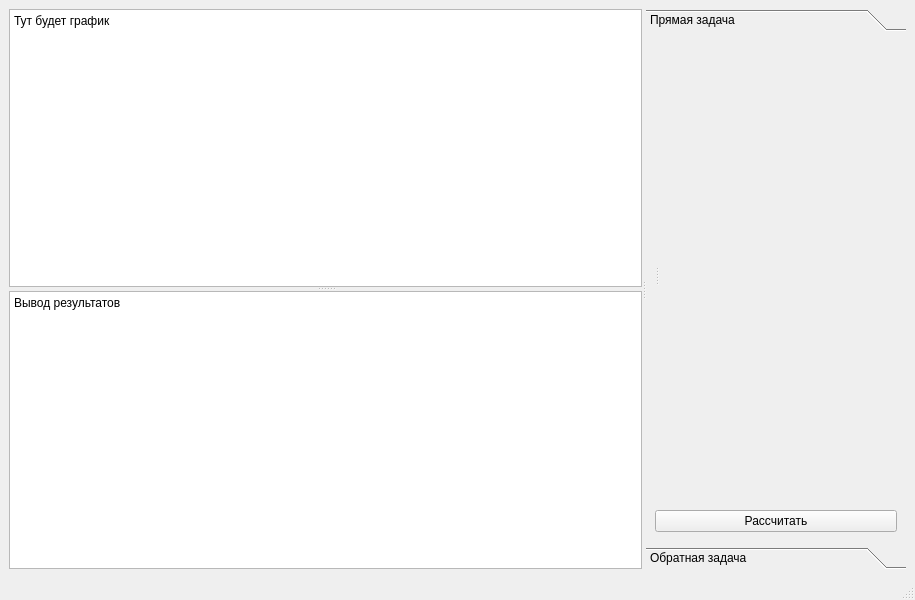
Before: the Qt Designer form gui/mainwindow.ui in St0rm-Petrel/Troposphere-refraction-2026, drawn with Qt 5.
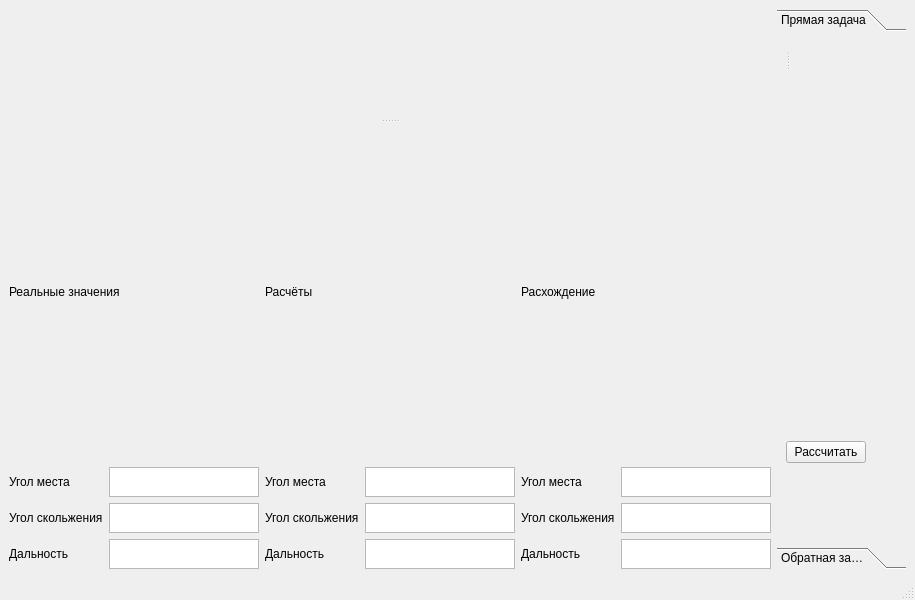
After: the same form once the commit is applied. The open tabs and pages were chosen to show the change. Custom widgets are drawn as their Qt base class.

Commit message: add graph and results

Diff of the .ui file:
```diff
--- a/gui/mainwindow.ui
+++ b/gui/mainwindow.ui
@@ -14,74 +14,328 @@
    <string>MainWindow</string>
   </property>
   <widget class="QWidget" name="centralwidget">
-   <layout class="QGridLayout" name="gridLayout_2">
+   <layout class="QGridLayout" name="gridLayout">
     <item row="0" column="0">
      <widget class="QSplitter" name="splitter_2">
       <property name="orientation">
-       <enum>Qt::Horizontal</enum>
-      </property>
-      <widget class="QSplitter" name="splitter_4">
-       <property name="orientation">
         <enum>Qt::Vertical</enum>
        </property>
-       <widget class="QTextBrowser" name="textBrowser">
+      <widget class="QCustomPlot" name="widget" native="true">
         <property name="sizePolicy">
-         <sizepolicy hsizetype="Expanding" vsizetype="Minimum">
+        <sizepolicy hsizetype="Preferred" vsizetype="Minimum">
           <horstretch>0</horstretch>
           <verstretch>0</verstretch>
          </sizepolicy>
         </property>
-        <property name="html">
-         <string>&lt;!DOCTYPE HTML PUBLIC &quot;-//W3C//DTD HTML 4.0//EN&quot; &quot;http://www.w3.org/TR/REC-html40/strict.dtd&quot;&gt;
-&lt;html&gt;&lt;head&gt;&lt;meta name=&quot;qrichtext&quot; content=&quot;1&quot; /&gt;&lt;meta charset=&quot;utf-8&quot; /&gt;&lt;style type=&quot;text/css&quot;&gt;
-p, li { white-space: pre-wrap; }
-hr { height: 1px; border-width: 0; }
-li.unchecked::marker { content: &quot;\2610&quot;; }
-li.checked::marker { content: &quot;\2612&quot;; }
-&lt;/style&gt;&lt;/head&gt;&lt;body style=&quot; font-family:'Sans Serif'; font-size:9pt; font-weight:400; font-style:normal;&quot;&gt;
-&lt;p style=&quot; margin-top:0px; margin-bottom:0px; margin-left:0px; margin-right:0px; -qt-block-indent:0; text-indent:0px;&quot;&gt;Тут будет график&lt;/p&gt;
-&lt;p style=&quot;-qt-paragraph-type:empty; margin-top:0px; margin-bottom:0px; margin-left:0px; margin-right:0px; -qt-block-indent:0; text-indent:0px;&quot;&gt;&lt;br /&gt;&lt;/p&gt;&lt;/body&gt;&lt;/html&gt;</string>
-        </property>
-       </widget>
-       <widget class="QTextBrowser" name="textBrowser_2">
+      </widget>
+      <widget class="QWidget" name="">
+       <layout class="QHBoxLayout" name="horizontalLayout_10">
+        <item>
+         <layout class="QVBoxLayout" name="verticalLayout_5">
+          <item>
+           <widget class="QLabel" name="label_7">
+            <property name="text">
+             <string>Реальные значения</string>
+            </property>
+           </widget>
+          </item>
+          <item>
+           <layout class="QHBoxLayout" name="horizontalLayout_7">
+            <item>
+             <widget class="QLabel" name="label_40">
+              <property name="text">
+               <string>Угол места</string>
+              </property>
+             </widget>
+            </item>
+            <item>
+             <widget class="QPlainTextEdit" name="plainTextEdit_7">
         <property name="sizePolicy">
-         <sizepolicy hsizetype="Expanding" vsizetype="Maximum">
+               <sizepolicy hsizetype="Maximum" vsizetype="Maximum">
           <horstretch>0</horstretch>
           <verstretch>0</verstretch>
          </sizepolicy>
         </property>
-        <property name="html">
-         <string>&lt;!DOCTYPE HTML PUBLIC &quot;-//W3C//DTD HTML 4.0//EN&quot; &quot;http://www.w3.org/TR/REC-html40/strict.dtd&quot;&gt;
-&lt;html&gt;&lt;head&gt;&lt;meta name=&quot;qrichtext&quot; content=&quot;1&quot; /&gt;&lt;meta charset=&quot;utf-8&quot; /&gt;&lt;style type=&quot;text/css&quot;&gt;
-p, li { white-space: pre-wrap; }
-hr { height: 1px; border-width: 0; }
-li.unchecked::marker { content: &quot;\2610&quot;; }
-li.checked::marker { content: &quot;\2612&quot;; }
-&lt;/style&gt;&lt;/head&gt;&lt;body style=&quot; font-family:'Sans Serif'; font-size:9pt; font-weight:400; font-style:normal;&quot;&gt;
-&lt;p style=&quot; margin-top:0px; margin-bottom:0px; margin-left:0px; margin-right:0px; -qt-block-indent:0; text-indent:0px;&quot;&gt;Вывод результатов&lt;/p&gt;
-&lt;p style=&quot;-qt-paragraph-type:empty; margin-top:0px; margin-bottom:0px; margin-left:0px; margin-right:0px; -qt-block-indent:0; text-indent:0px;&quot;&gt;&lt;br /&gt;&lt;/p&gt;&lt;/body&gt;&lt;/html&gt;</string>
-        </property>
-       </widget>
-      </widget>
+              <property name="maximumSize">
+               <size>
+                <width>150</width>
+                <height>30</height>
+               </size>
+              </property>
+             </widget>
+            </item>
+           </layout>
+          </item>
+          <item>
+           <layout class="QHBoxLayout" name="horizontalLayout_8">
+            <item>
+             <widget class="QLabel" name="label_41">
+              <property name="text">
+               <string>Угол скольжения</string>
+              </property>
+             </widget>
+            </item>
+            <item>
+             <widget class="QPlainTextEdit" name="plainTextEdit_8">
+              <property name="sizePolicy">
+               <sizepolicy hsizetype="Maximum" vsizetype="Maximum">
+                <horstretch>0</horstretch>
+                <verstretch>0</verstretch>
+               </sizepolicy>
+              </property>
+              <property name="maximumSize">
+               <size>
+                <width>150</width>
+                <height>30</height>
+               </size>
+              </property>
+             </widget>
+            </item>
+           </layout>
+          </item>
+          <item>
+           <layout class="QHBoxLayout" name="horizontalLayout_9">
+            <item>
+             <widget class="QLabel" name="label_42">
+              <property name="text">
+               <string>Дальность</string>
+              </property>
+             </widget>
+            </item>
+            <item>
+             <widget class="QPlainTextEdit" name="plainTextEdit_9">
+              <property name="sizePolicy">
+               <sizepolicy hsizetype="Maximum" vsizetype="Maximum">
+                <horstretch>0</horstretch>
+                <verstretch>0</verstretch>
+               </sizepolicy>
+              </property>
+              <property name="maximumSize">
+               <size>
+                <width>150</width>
+                <height>30</height>
+               </size>
+              </property>
+             </widget>
+            </item>
+           </layout>
+          </item>
+         </layout>
+        </item>
+        <item>
+         <layout class="QVBoxLayout" name="verticalLayout_4">
+          <item>
+           <widget class="QLabel" name="label_6">
+            <property name="text">
+             <string>Расчёты</string>
+            </property>
+           </widget>
+          </item>
+          <item>
+           <layout class="QHBoxLayout" name="horizontalLayout_4">
+            <item>
+             <widget class="QLabel" name="label_37">
+              <property name="text">
+               <string>Угол места</string>
+              </property>
+             </widget>
+            </item>
+            <item>
+             <widget class="QPlainTextEdit" name="plainTextEdit_4">
+              <property name="sizePolicy">
+               <sizepolicy hsizetype="Maximum" vsizetype="Maximum">
+                <horstretch>0</horstretch>
+                <verstretch>0</verstretch>
+               </sizepolicy>
+              </property>
+              <property name="maximumSize">
+               <size>
+                <width>150</width>
+                <height>30</height>
+               </size>
+              </property>
+             </widget>
+            </item>
+           </layout>
+          </item>
+          <item>
+           <layout class="QHBoxLayout" name="horizontalLayout_5">
+            <item>
+             <widget class="QLabel" name="label_38">
+              <property name="text">
+               <string>Угол скольжения</string>
+              </property>
+             </widget>
+            </item>
+            <item>
+             <widget class="QPlainTextEdit" name="plainTextEdit_5">
+              <property name="sizePolicy">
+               <sizepolicy hsizetype="Maximum" vsizetype="Maximum">
+                <horstretch>0</horstretch>
+                <verstretch>0</verstretch>
+               </sizepolicy>
+              </property>
+              <property name="maximumSize">
+               <size>
+                <width>150</width>
+                <height>30</height>
+               </size>
+              </property>
+             </widget>
+            </item>
+           </layout>
+          </item>
+          <item>
+           <layout class="QHBoxLayout" name="horizontalLayout_6">
+            <item>
+             <widget class="QLabel" name="label_39">
+              <property name="text">
+               <string>Дальность</string>
+              </property>
+             </widget>
+            </item>
+            <item>
+             <widget class="QPlainTextEdit" name="plainTextEdit_6">
+              <property name="sizePolicy">
+               <sizepolicy hsizetype="Maximum" vsizetype="Maximum">
+                <horstretch>0</horstretch>
+                <verstretch>0</verstretch>
+               </sizepolicy>
+              </property>
+              <property name="maximumSize">
+               <size>
+                <width>150</width>
+                <height>30</height>
+               </size>
+              </property>
+             </widget>
+            </item>
+           </layout>
+          </item>
+         </layout>
+        </item>
+        <item>
+         <layout class="QVBoxLayout" name="verticalLayout_3">
+          <item>
+           <widget class="QLabel" name="label_5">
+            <property name="text">
+             <string>Расхождение</string>
+            </property>
+           </widget>
+          </item>
+          <item>
+           <layout class="QHBoxLayout" name="horizontalLayout">
+            <item>
+             <widget class="QLabel" name="label_34">
+              <property name="text">
+               <string>Угол места</string>
+              </property>
+             </widget>
+            </item>
+            <item>
+             <widget class="QPlainTextEdit" name="plainTextEdit">
+              <property name="sizePolicy">
+               <sizepolicy hsizetype="Maximum" vsizetype="Maximum">
+                <horstretch>0</horstretch>
+                <verstretch>0</verstretch>
+               </sizepolicy>
+              </property>
+              <property name="maximumSize">
+               <size>
+                <width>150</width>
+                <height>30</height>
+               </size>
+              </property>
+             </widget>
+            </item>
+           </layout>
+          </item>
+          <item>
+           <layout class="QHBoxLayout" name="horizontalLayout_2">
+            <item>
+             <widget class="QLabel" name="label_35">
+              <property name="text">
+               <string>Угол скольжения</string>
+              </property>
+             </widget>
+            </item>
+            <item>
+             <widget class="QPlainTextEdit" name="plainTextEdit_2">
+              <property name="sizePolicy">
+               <sizepolicy hsizetype="Maximum" vsizetype="Maximum">
+                <horstretch>0</horstretch>
+                <verstretch>0</verstretch>
+               </sizepolicy>
+              </property>
+              <property name="maximumSize">
+               <size>
+                <width>150</width>
+                <height>30</height>
+               </size>
+              </property>
+             </widget>
+            </item>
+           </layout>
+          </item>
+          <item>
+           <layout class="QHBoxLayout" name="horizontalLayout_3">
+            <item>
+             <widget class="QLabel" name="label_36">
+              <property name="text">
+               <string>Дальность</string>
+              </property>
+             </widget>
+            </item>
+            <item>
+             <widget class="QPlainTextEdit" name="plainTextEdit_3">
+              <property name="sizePolicy">
+               <sizepolicy hsizetype="Maximum" vsizetype="Maximum">
+                <horstretch>0</horstretch>
+                <verstretch>0</verstretch>
+               </sizepolicy>
+              </property>
+              <property name="maximumSize">
+               <size>
+                <width>150</width>
+                <height>30</height>
+               </size>
+              </property>
+             </widget>
+            </item>
+           </layout>
+          </item>
+         </layout>
+        </item>
+       </layout>
+      </widget>
+     </widget>
+    </item>
+    <item row="0" column="1">
       <widget class="QToolBox" name="toolBox">
        <property name="currentIndex">
-        <number>0</number>
+       <number>1</number>
        </property>
        <widget class="QWidget" name="direct">
         <property name="geometry">
          <rect>
           <x>0</x>
           <y>0</y>
-          <width>280</width>
+         <width>92</width>
           <height>485</height>
          </rect>
         </property>
         <attribute name="label">
          <string>Прямая задача</string>
         </attribute>
-        <layout class="QGridLayout" name="gridLayout">
-         <item row="0" column="0">
           <widget class="QSplitter" name="splitter">
+        <property name="geometry">
+         <rect>
+          <x>9</x>
+          <y>9</y>
+          <width>16</width>
+          <height>28</height>
+         </rect>
+        </property>
            <property name="orientation">
             <enum>Qt::Horizontal</enum>
            </property>
@@ -90,36 +344,34 @@
              <item>
               <widget class="AtmosphereSelection" name="dir_atm_sel" native="true"/>
              </item>
-             <item>
-              <widget class="AtmosphereInput" name="dir_atm_input" native="true"/>
-             </item>
              <item>
               <widget class="RefractionSelection" name="dir_refr_sel" native="true"/>
              </item>
-             <item>
-              <widget class="RefractionInput" name="dir_refr_input" native="true"/>
-             </item>
             </layout>
            </widget>
            <widget class="GeometryInput" name="dir_geom_input" native="true"/>
           </widget>
-         </item>
-         <item row="1" column="0">
           <widget class="QPushButton" name="direct_count_button">
+        <property name="geometry">
+         <rect>
+          <x>9</x>
+          <y>404</y>
+          <width>80</width>
+          <height>22</height>
+         </rect>
+        </property>
            <property name="text">
             <string>Рассчитать</string>
            </property>
           </widget>
-         </item>
-        </layout>
        </widget>
        <widget class="QWidget" name="page_4">
         <property name="geometry">
          <rect>
           <x>0</x>
           <y>0</y>
-          <width>280</width>
-          <height>485</height>
+         <width>98</width>
+         <height>471</height>
          </rect>
         </property>
         <attribute name="label">
@@ -131,15 +383,9 @@
            <item>
             <widget class="AtmosphereSelection" name="rev_atm_sel" native="true"/>
            </item>
-           <item>
-            <widget class="AtmosphereInput" name="rev_atm_input" native="true"/>
-           </item>
            <item>
             <widget class="RefractionSelection" name="rev_refr_sel" native="true"/>
            </item>
-           <item>
-            <widget class="RefractionInput" name="rev_refr_input" native="true"/>
-           </item>
           </layout>
          </item>
          <item row="1" column="0">
@@ -152,7 +398,6 @@
         </layout>
        </widget>
       </widget>
-     </widget>
     </item>
    </layout>
   </widget>
@@ -175,18 +420,6 @@
    <header>geometryinput.h</header>
    <container>1</container>
   </customwidget>
-  <customwidget>
-   <class>RefractionInput</class>
-   <extends>QWidget</extends>
-   <header>refractioninput.h</header>
-   <container>1</container>
-  </customwidget>
-  <customwidget>
-   <class>AtmosphereInput</class>
-   <extends>QWidget</extends>
-   <header>atmosphereinput.h</header>
-   <container>1</container>
-  </customwidget>
   <customwidget>
    <class>AtmosphereSelection</class>
    <extends>QWidget</extends>
@@ -199,6 +432,12 @@
    <header>refractionselection.h</header>
    <container>1</container>
   </customwidget>
+  <customwidget>
+   <class>QCustomPlot</class>
+   <extends>QWidget</extends>
+   <header>qcustomplot.h</header>
+   <container>1</container>
+  </customwidget>
  </customwidgets>
  <resources/>
  <connections/>
```
Lines whose indentation alone changed are shown as unchanged. The commit also changes 2 other files.
